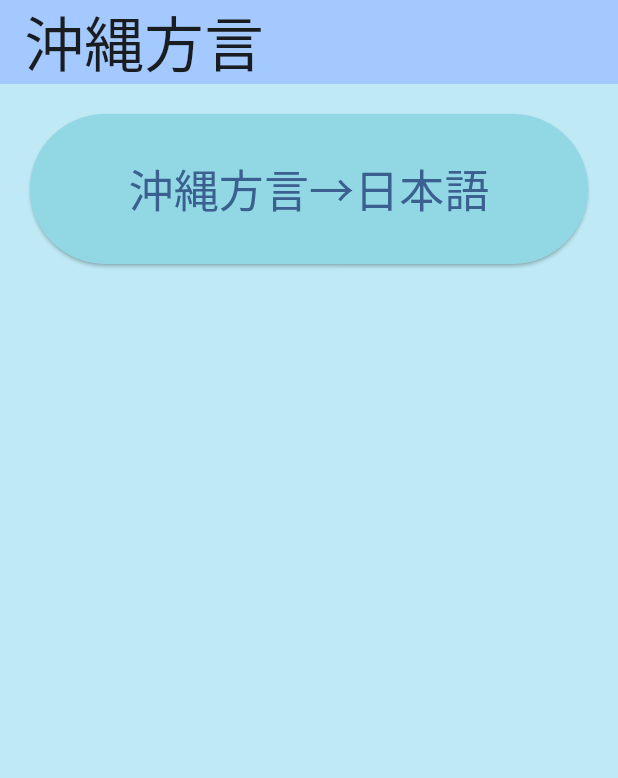
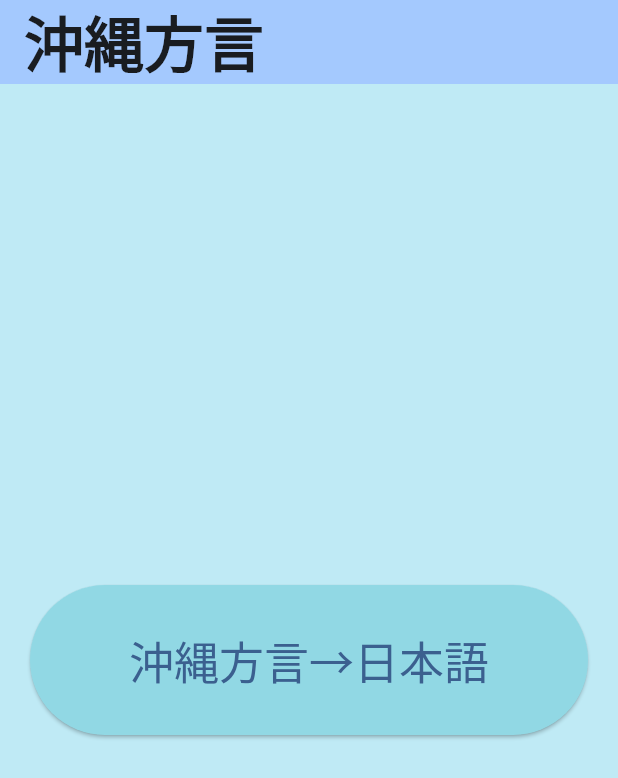
Before and after one commit to gusiken0604/OkinawaHougen, a Flutter app: the screen it shows after launch, on a phone screen of 412 x 824 dp. Shown: the top 778 px of the screen. Run offline on Flutter 3.47's test engine with Material 3 defaults, Android fonts, the phone set to English and light mode, and no system bars; our stand-ins replace sqflite; accounts and stored records are empty.

Commit message:
カラー変更

```diff
--- a/lib/main.dart
+++ b/lib/main.dart
@@ -7,14 +7,28 @@ void main() {
 
 class MyApp extends StatelessWidget {
   const MyApp({super.key});
-  //var baa = 3AB79AFF
+
   @override
   Widget build(BuildContext context) {
     return MaterialApp(
       title: '沖縄方言',
       theme: ThemeData(
         colorScheme: ColorScheme.fromSeed(seedColor: const Color(0xFF82AAE3)),
+        scaffoldBackgroundColor: const Color(0xFFBFEAF5),
         useMaterial3: true,
+        elevatedButtonTheme: ElevatedButtonThemeData(
+          style: ElevatedButton.styleFrom(
+            backgroundColor: const Color(0xFF91D8E4), // ボタンの色をテーマで統一
+            textStyle: const TextStyle(fontSize: 30),
+            minimumSize: const Size.fromHeight(100), // 高さを指定
+          ),
+        ),
+        textTheme: const TextTheme(
+          titleLarge: TextStyle(
+            fontSize: 40,
+            fontWeight: FontWeight.bold,
+          ),
+        ),
       ),
       home: const MyHomePage(title: '沖縄方言'),
     );
@@ -24,53 +38,39 @@ class MyApp extends StatelessWidget {
 class MyHomePage extends StatefulWidget {
   const MyHomePage({super.key, required this.title});
 
-   final String title;
+  final String title;
 
   @override
   State<MyHomePage> createState() => _MyHomePageState();
 }
 
 class _MyHomePageState extends State<MyHomePage> {
-
   @override
   Widget build(BuildContext context) {
     return Scaffold(
-      backgroundColor: const Color(0xFFBFEAF5), // ここで背景色を指定
       appBar: AppBar(
         backgroundColor: Theme.of(context).colorScheme.inversePrimary,
         title: Text(
           widget.title,
-          style: const TextStyle(
-            fontSize: 40,
-          ),
+          style: Theme.of(context).textTheme.titleLarge,
         ),
       ),
       body: Center(
         child: Padding(
           padding: const EdgeInsets.all(20),
           child: Column(
+            mainAxisAlignment: MainAxisAlignment.center,
             children: [
-              // childrenプロパティを追加
               ElevatedButton(
-                style: ElevatedButton.styleFrom(
-                  //ボタンの色を変える
-                  backgroundColor: const Color(0xFF91D8E4),
-                  minimumSize:
-                      Size(MediaQuery.of(context).size.width - 0, 100), // 左右一杯
-                ),
                 onPressed: () {
-                  // quiz_pageに遷移
                   Navigator.push(
                     context,
                     MaterialPageRoute(builder: (context) => const QuizPage()),
                   );
                 },
-                child: const Text('沖縄方言→日本語',
+                child: const Text(
+                  '沖縄方言→日本語',
                   style: TextStyle(
-                    //色を変える//91D8E4
-
-                    //color: Color(91D8E4),
-                    fontSize: 30,
                     overflow: TextOverflow.ellipsis,
                   ),
                 ),
```
Also changed, not shown: lib/screens/quiz_page.dart (+4 -6 lines), lib/utils/db_helper.dart (+37 -43 lines).
